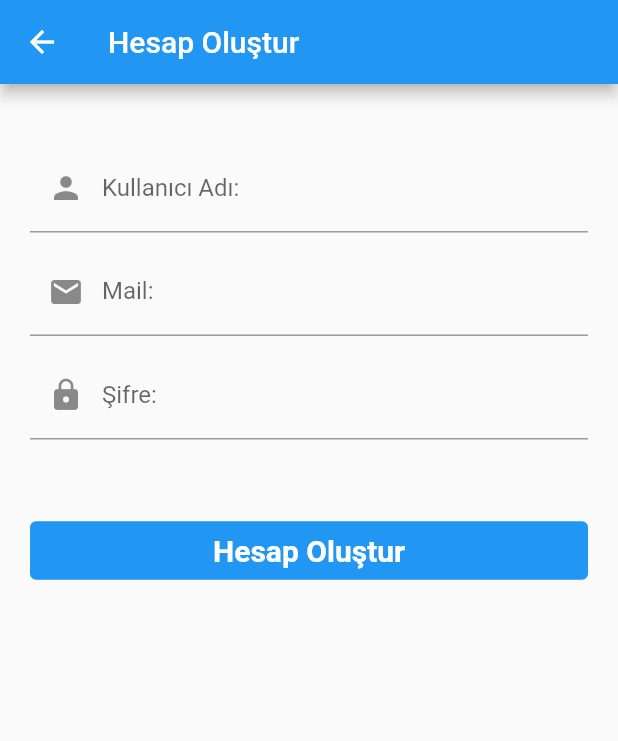
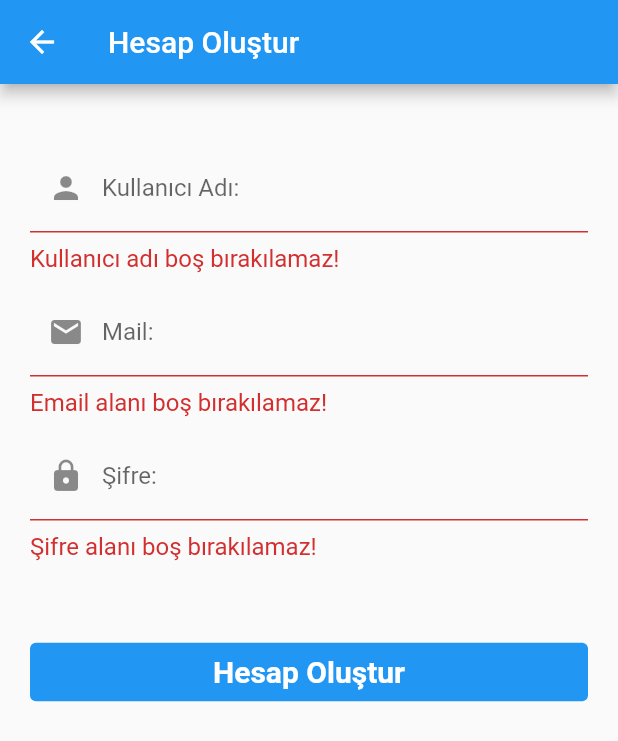
Before and after one commit to alihan-ulker/flutter_social_media, a Flutter app: the CreateAccount screen opened directly, after a tap on "Hesap Oluştur", on a phone screen of 412 x 824 dp. Shown: the top 741 px of the screen. Run offline on Flutter 3.47's test engine with Material 2 defaults, Android fonts, the phone set to English and light mode, and no system bars; our stand-ins replace cloud_firestore, firebase_auth, firebase_core; accounts and stored records are empty.

Commit message:
create_account.dart updated
save method and user register added

```diff
--- a/social_media/lib/pages/create_account.dart
+++ b/social_media/lib/pages/create_account.dart
@@ -1,4 +1,5 @@
 import 'package:flutter/material.dart';
+import 'package:social_media/services/authentication.dart';
 
 class CreateAccount extends StatefulWidget {
   const CreateAccount({Key? key}) : super(key: key);
@@ -9,11 +10,14 @@ class CreateAccount extends StatefulWidget {
 
 class _CreateAccountState extends State<CreateAccount> {
   bool loading = false;
+  final _formKey = GlobalKey<FormState>();
+  late String userName, email, password;
+
   @override
   Widget build(BuildContext context) {
     return Scaffold(
       appBar: AppBar(
-        title: Text("Hesap Oluştur"),
+        title: const Text("Hesap Oluştur"),
       ),
       body: ListView(
         children: [
@@ -28,13 +32,12 @@ class _CreateAccountState extends State<CreateAccount> {
           Padding(
             padding: const EdgeInsets.all(20.0),
             child: Form(
+              key: _formKey,
               child: Column(
                 children: [
                   TextFormField(
                     //Keyboard autocomplete.
                     autocorrect: true,
-                    //Keyboard type is set to email.
-                    keyboardType: TextInputType.emailAddress,
                     decoration: const InputDecoration(
                       hintText: "Kullanıcı adınızı giriniz.",
                       labelText: "Kullanıcı Adı:",
@@ -54,13 +57,12 @@ class _CreateAccountState extends State<CreateAccount> {
                       }
                       return null;
                     },
+                    onSaved: (inputValue) => userName = inputValue!,
                   ),
                   const SizedBox(
                     height: 10.0,
                   ),
                   TextFormField(
-                    //Keyboard autocomplete.
-                    autocorrect: true,
                     //Keyboard type is set to email.
                     keyboardType: TextInputType.emailAddress,
                     decoration: const InputDecoration(
@@ -81,6 +83,7 @@ class _CreateAccountState extends State<CreateAccount> {
                       }
                       return null;
                     },
+                    onSaved: (inputValue) => email = inputValue!,
                   ),
                   const SizedBox(
                     height: 10.0,
@@ -106,18 +109,13 @@ class _CreateAccountState extends State<CreateAccount> {
                       }
                       return null;
                     },
+                    onSaved: (inputValue) => password = inputValue!,
                   ),
                   const SizedBox(height: 50.0),
                   Container(
                     width: double.infinity,
                     child: TextButton(
-                      onPressed: () {
-                        Navigator.of(context).push(
-                          MaterialPageRoute(
-                            builder: (context) => const CreateAccount(),
-                          ),
-                        );
-                      },
+                      onPressed: _createUser,
                       style: TextButton.styleFrom(
                         primary: Colors.white,
                         backgroundColor: Colors.blue,
@@ -139,4 +137,18 @@ class _CreateAccountState extends State<CreateAccount> {
       ),
     );
   }
+
+  void _createUser() async {
+    var _formState = _formKey.currentState;
+
+    if (_formState!.validate()) {
+      _formState.save();
+      setState(() {
+        loading = true;
+      });
+
+      await Authentication().registerWithEmail(email, password);
+      Navigator.pop(context);
+    }
+  }
 }
```
Also changed, not shown: social_media/lib/pages/home_page.dart (+6 -2 lines).
